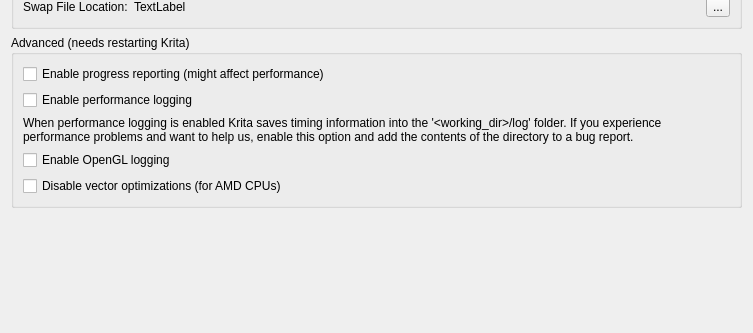
KDE/krita, file libs/ui/forms/wdgperformancesettings.ui: the form before one commit; both pictures show x 0 to 753 and y 221 to 554 of the 753 by 554 pixel window.
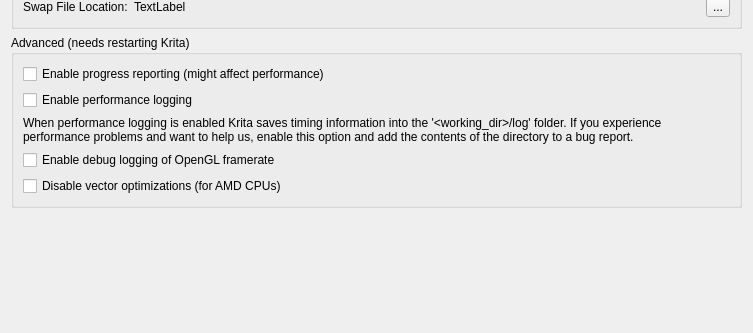
The form after the commit. Custom widgets are drawn as their Qt base class.

Commit message:
Rename enableOpenGLDebugging config
Rename enableOpenGLDebugging to enableOpenGLFramerateLogging to
describe its function better

The edit to the form file:
```diff
--- a/libs/ui/forms/wdgperformancesettings.ui
+++ b/libs/ui/forms/wdgperformancesettings.ui
@@ -252,7 +252,7 @@
       <item>
        <widget class="QCheckBox" name="chkOpenGLLogging">
         <property name="text">
-         <string>Enable OpenGL logging</string>
+         <string>Enable debug logging of OpenGL framerate</string>
         </property>
        </widget>
       </item>
```
Left out of the diff: 2 changed lines with no effect on the pictures. The commit also changes 4 other files.
